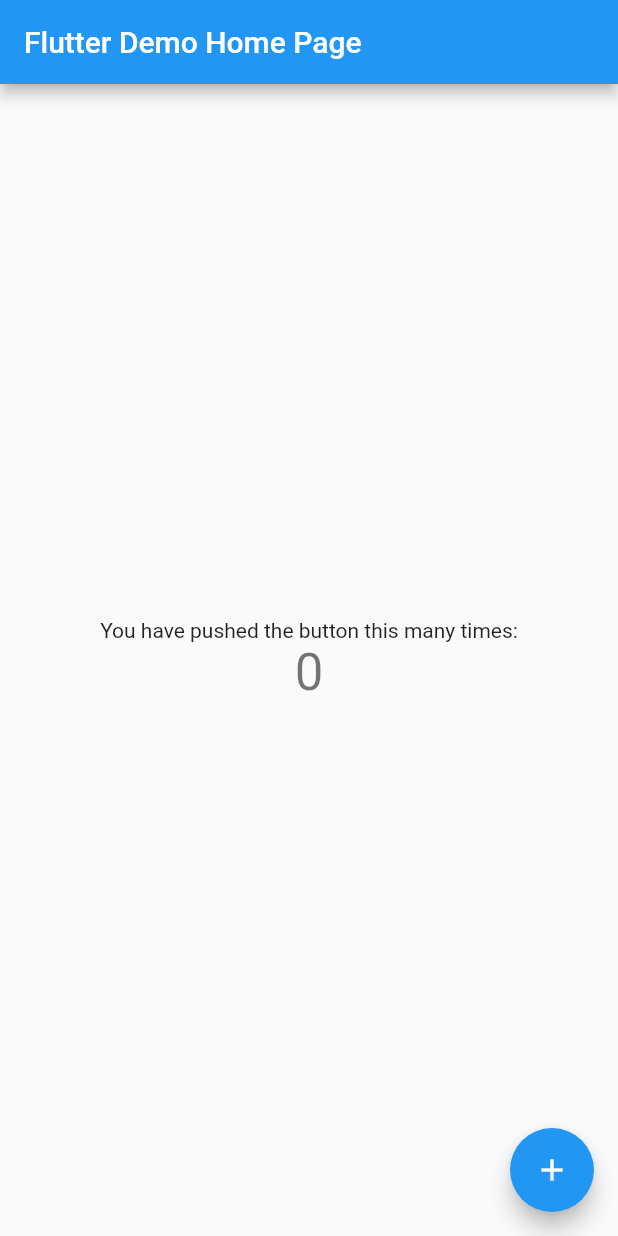
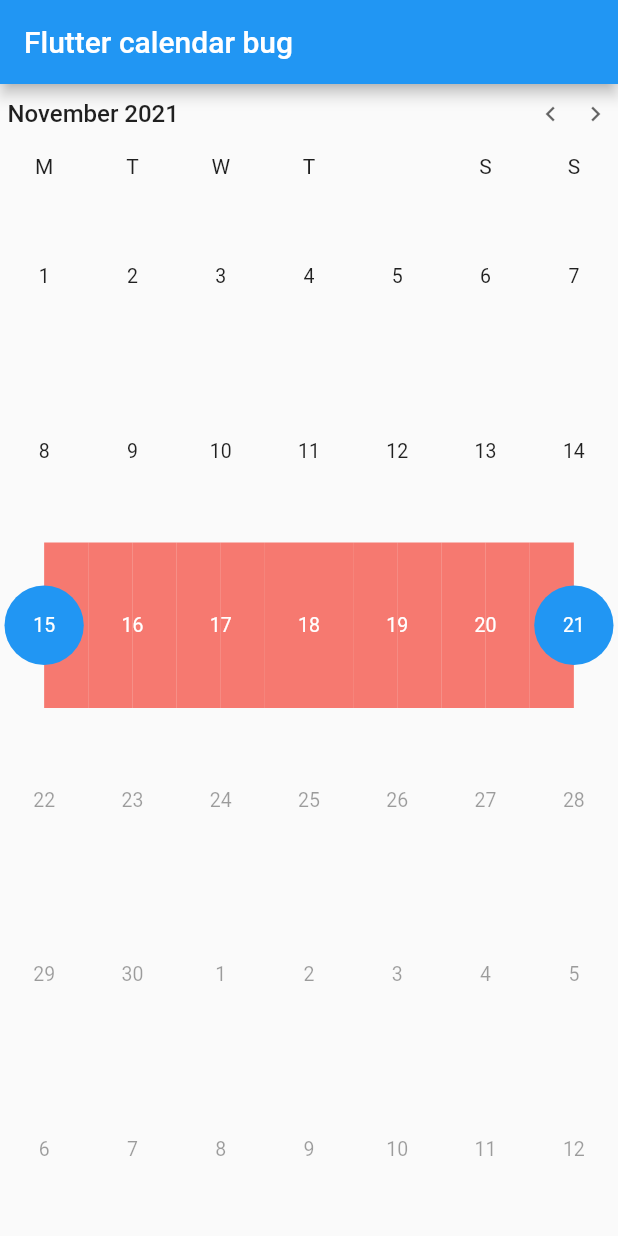
Before and after one commit to benjdero/flutter_calendar_bug, a Flutter app: the screen it shows after launch, on a phone screen of 412 x 824 dp. Run offline on Flutter 3.47's test engine with Material 2 defaults, Android fonts, the phone set to English and light mode, and no system bars; drawn by our look-alikes of syncfusion_flutter_datepicker.

Commit message:
Basic calendar

```diff
--- a/lib/main.dart
+++ b/lib/main.dart
@@ -1,4 +1,5 @@
 import 'package:flutter/material.dart';
+import 'package:syncfusion_flutter_datepicker/datepicker.dart';
 
 void main() {
   runApp(const MyApp());
@@ -7,109 +8,99 @@ void main() {
 class MyApp extends StatelessWidget {
   const MyApp({Key? key}) : super(key: key);
 
-  // This widget is the root of your application.
   @override
   Widget build(BuildContext context) {
     return MaterialApp(
       title: 'Flutter Demo',
       theme: ThemeData(
-        // This is the theme of your application.
-        //
-        // Try running your application with "flutter run". You'll see the
-        // application has a blue toolbar. Then, without quitting the app, try
-        // changing the primarySwatch below to Colors.green and then invoke
-        // "hot reload" (press "r" in the console where you ran "flutter run",
-        // or simply save your changes to "hot reload" in a Flutter IDE).
-        // Notice that the counter didn't reset back to zero; the application
-        // is not restarted.
         primarySwatch: Colors.blue,
       ),
-      home: const MyHomePage(title: 'Flutter Demo Home Page'),
+      home: const MyHomePage(),
     );
   }
 }
 
 class MyHomePage extends StatefulWidget {
-  const MyHomePage({Key? key, required this.title}) : super(key: key);
-
-  // This widget is the home page of your application. It is stateful, meaning
-  // that it has a State object (defined below) that contains fields that affect
-  // how it looks.
-
-  // This class is the configuration for the state. It holds the values (in this
-  // case the title) provided by the parent (in this case the App widget) and
-  // used by the build method of the State. Fields in a Widget subclass are
-  // always marked "final".
-
-  final String title;
+  const MyHomePage({Key? key}) : super(key: key);
 
   @override
   State<MyHomePage> createState() => _MyHomePageState();
 }
 
 class _MyHomePageState extends State<MyHomePage> {
-  int _counter = 0;
+  final DateTime initialDate = DateTime.now();
+  final DateTime minDate = DateTime(1990);
 
-  void _incrementCounter() {
-    setState(() {
-      // This call to setState tells the Flutter framework that something has
-      // changed in this State, which causes it to rerun the build method below
-      // so that the display can reflect the updated values. If we changed
-      // _counter without calling setState(), then the build method would not be
-      // called again, and so nothing would appear to happen.
-      _counter++;
-    });
-  }
+  final DateRangePickerController controller = DateRangePickerController();
 
   @override
   Widget build(BuildContext context) {
-    // This method is rerun every time setState is called, for instance as done
-    // by the _incrementCounter method above.
-    //
-    // The Flutter framework has been optimized to make rerunning build methods
-    // fast, so that you can just rebuild anything that needs updating rather
-    // than having to individually change instances of widgets.
     return Scaffold(
       appBar: AppBar(
-        // Here we take the value from the MyHomePage object that was created by
-        // the App.build method, and use it to set our appbar title.
-        title: Text(widget.title),
+        title: const Text("Flutter calendar bug"),
       ),
       body: Center(
-        // Center is a layout widget. It takes a single child and positions it
-        // in the middle of the parent.
-        child: Column(
-          // Column is also a layout widget. It takes a list of children and
-          // arranges them vertically. By default, it sizes itself to fit its
-          // children horizontally, and tries to be as tall as its parent.
-          //
-          // Invoke "debug painting" (press "p" in the console, choose the
-          // "Toggle Debug Paint" action from the Flutter Inspector in Android
-          // Studio, or the "Toggle Debug Paint" command in Visual Studio Code)
-          // to see the wireframe for each widget.
-          //
-          // Column has various properties to control how it sizes itself and
-          // how it positions its children. Here we use mainAxisAlignment to
-          // center the children vertically; the main axis here is the vertical
-          // axis because Columns are vertical (the cross axis would be
-          // horizontal).
-          mainAxisAlignment: MainAxisAlignment.center,
-          children: <Widget>[
-            const Text(
-              'You have pushed the button this many times:',
-            ),
-            Text(
-              '$_counter',
-              style: Theme.of(context).textTheme.headline4,
-            ),
-          ],
+        child: SfDateRangePicker(
+          key: const Key("week"),
+          initialSelectedRange: PickerDateRange(
+              getFirstWeekday(initialDate),
+              getLastWeekday(initialDate)
+          ),
+          initialDisplayDate: initialDate,
+          minDate: minDate,
+          maxDate: getLastWeekday(initialDate),
+          todayHighlightColor: Colors.transparent,
+          showNavigationArrow: true,
+          selectionMode: DateRangePickerSelectionMode.range,
+          rangeSelectionColor: Colors.red.withAlpha(180),
+          rangeTextStyle: const TextStyle(color: Colors.white),
+          monthViewSettings: const DateRangePickerMonthViewSettings(
+            firstDayOfWeek: 1,
+            showTrailingAndLeadingDates: true,
+          ),
+          controller: controller,
+          onSelectionChanged: (DateRangePickerSelectionChangedArgs date) {
+            DateTime? dateTime;
+            if (date.value is DateTime) {
+              dateTime = date.value as DateTime;
+            } else if (date.value is PickerDateRange) {
+              final PickerDateRange range = date.value as PickerDateRange;
+              dateTime = range.startDate;
+            }
+
+            if (dateTime == null) {
+              return;
+            }
+
+            controller.selectedRange = PickerDateRange(
+              getFirstWeekday(dateTime),
+              getLastWeekday(dateTime),
+            );
+          },
         ),
       ),
-      floatingActionButton: FloatingActionButton(
-        onPressed: _incrementCounter,
-        tooltip: 'Increment',
-        child: const Icon(Icons.add),
-      ), // This trailing comma makes auto-formatting nicer for build methods.
     );
   }
+
+  static DateTime getFirstWeekday(DateTime dateTime) =>
+      dateTime.subtract(
+          Duration(
+            days: dateTime.weekday - 1,
+            hours: dateTime.hour,
+            minutes: dateTime.minute,
+            seconds: dateTime.second,
+            milliseconds: dateTime.millisecond,
+          )
+      );
+
+  static DateTime getLastWeekday(DateTime dateTime) =>
+      dateTime.add(
+          Duration(
+            days: 7 - dateTime.weekday,
+            hours: 23 - dateTime.hour,
+            minutes: 59 - dateTime.minute,
+            seconds: 59 - dateTime.second,
+            milliseconds: 999 - dateTime.millisecond,
+          )
+      );
 }
--- a/pubspec.yaml
+++ b/pubspec.yaml
@@ -30,6 +30,7 @@ dependencies:
   flutter:
     sdk: flutter
 
+  syncfusion_flutter_datepicker: ^19.3.48
 
   # The following adds the Cupertino Icons font to your application.
   # Use with the CupertinoIcons class for iOS style icons.
```
Also changed, not shown: pubspec.lock.
